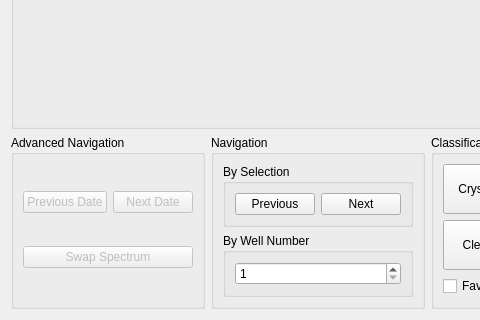
Hauptman-Woodward/Marco_Polo, file pyqt_designer/slideshow_inspector.ui: the form before one commit; both pictures show x 0 to 480 and y 471 to 791 of the 870 by 791 pixel window.
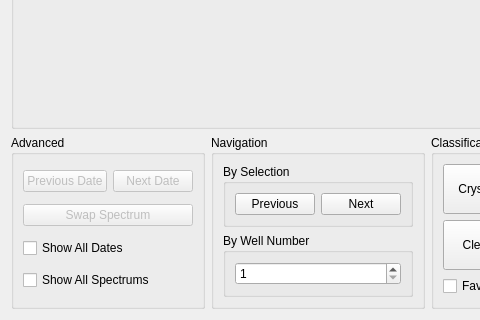
The form after the commit. Custom widgets are drawn as their Qt base class.

What changed in the file:
```diff
--- a/pyqt_designer/slideshow_inspector.ui
+++ b/pyqt_designer/slideshow_inspector.ui
@@ -1095,7 +1095,7 @@
       <string>&lt;html&gt;&lt;head/&gt;&lt;body&gt;&lt;p&gt;Navigate images by date of imaging or by photographic technology. Go to Advanced Settings to enable.&lt;/p&gt;&lt;/body&gt;&lt;/html&gt;</string>
      </property>
      <property name="title">
-      <string>Advanced Navigation</string>
+      <string>Advanced</string>
      </property>
      <layout class="QGridLayout" name="gridLayout_8">
       <item row="0" column="0">
@@ -1137,6 +1137,20 @@
         </property>
        </widget>
       </item>
+      <item row="2" column="0" colspan="2">
+       <widget class="QCheckBox" name="checkBox_9">
+        <property name="text">
+         <string>Show All Dates</string>
+        </property>
+       </widget>
+      </item>
+      <item row="3" column="0" colspan="2">
+       <widget class="QCheckBox" name="checkBox_10">
+        <property name="text">
+         <string>Show All Spectrums</string>
+        </property>
+       </widget>
+      </item>
      </layout>
     </widget>
    </item>
```
Left out of the diff: 2 changed lines with no effect on the pictures.
